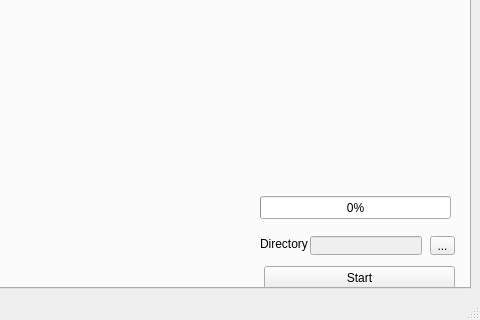
First picture: the form in FLYNN/UI/daq_ui.ui, repository isispolneut/flynn_nmr_control, before the edit; both pictures show x 311 to 791 and y 219 to 539 of the 791 by 539 pixel window.
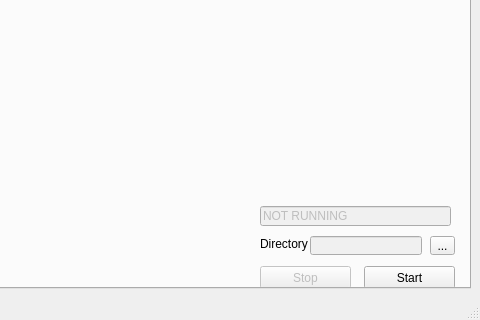
Second picture: the form after the edit. The open tabs and pages were chosen to show the change.

Commit message: Added taking an FID once series acquisition starts and altered running indicator

Diff of the .ui file:
```diff
--- a/FLYNN/UI/daq_ui.ui
+++ b/FLYNN/UI/daq_ui.ui
@@ -1112,9 +1112,9 @@
        <widget class="QPushButton" name="afid_start_button">
         <property name="geometry">
          <rect>
-          <x>564</x>
+          <x>664</x>
           <y>450</y>
-          <width>191</width>
+          <width>91</width>
           <height>23</height>
          </rect>
         </property>
@@ -1122,17 +1122,36 @@
          <string>Start</string>
         </property>
        </widget>
-       <widget class="QProgressBar" name="fid_series_acq_progress">
+       <widget class="QLineEdit" name="afid_running_label">
+        <property name="enabled">
+         <bool>false</bool>
+        </property>
         <property name="geometry">
          <rect>
           <x>560</x>
-          <y>380</y>
+          <y>390</y>
           <width>191</width>
+          <height>20</height>
+         </rect>
+        </property>
+        <property name="text">
+         <string>NOT RUNNING</string>
+        </property>
+       </widget>
+       <widget class="QPushButton" name="afid_stop_button">
+        <property name="enabled">
+         <bool>false</bool>
+        </property>
+        <property name="geometry">
+         <rect>
+          <x>560</x>
+          <y>450</y>
+          <width>91</width>
           <height>23</height>
          </rect>
         </property>
-        <property name="value">
-         <number>0</number>
+        <property name="text">
+         <string>Stop</string>
         </property>
        </widget>
       </widget>
```
The commit also changes 2 other files.
